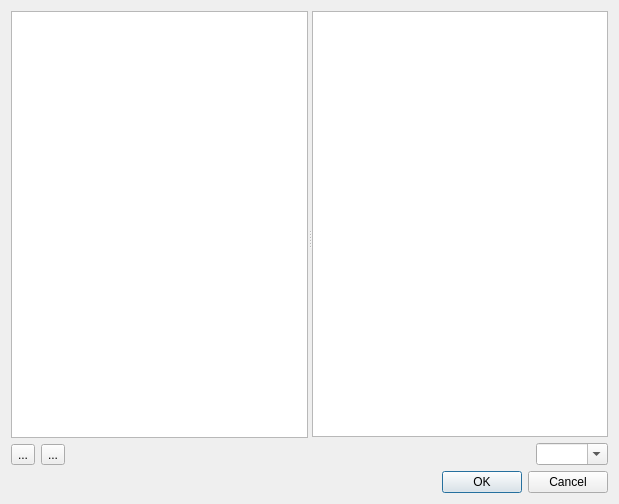
Qt form src/tiled/pathgeneratortilesdialog.ui (timbaker/tiled) before a commit.
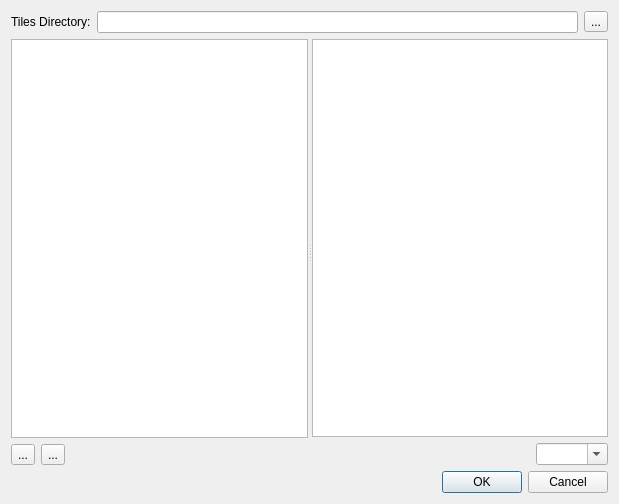
The same form after that commit. Icons and pictures are not drawn. Custom widgets are drawn as their Qt base class.

```diff
--- a/src/tiled/pathgeneratortilesdialog.ui
+++ b/src/tiled/pathgeneratortilesdialog.ui
@@ -14,15 +14,21 @@
    <string>Choose Generator Tile</string>
   </property>
   <layout class="QGridLayout" name="gridLayout">
-   <item row="0" column="0">
+   <item row="1" column="0">
     <widget class="QSplitter" name="splitter">
+     <property name="sizePolicy">
+      <sizepolicy hsizetype="Expanding" vsizetype="Expanding">
+       <horstretch>0</horstretch>
+       <verstretch>0</verstretch>
+      </sizepolicy>
+     </property>
      <property name="orientation">
       <enum>Qt::Horizontal</enum>
      </property>
      <property name="childrenCollapsible">
       <bool>false</bool>
      </property>
-     <widget class="QWidget" name="">
+     <widget class="QWidget" name="layoutWidget">
       <layout class="QVBoxLayout" name="verticalLayout">
        <item>
         <widget class="QListWidget" name="tilesets"/>
@@ -68,7 +74,7 @@
        </item>
       </layout>
      </widget>
-     <widget class="QWidget" name="">
+     <widget class="QWidget" name="layoutWidget">
       <layout class="QVBoxLayout" name="verticalLayout_2">
        <item>
         <widget class="Tiled::Internal::MixedTilesetView" name="tiles"/>
@@ -101,7 +107,7 @@
      </widget>
     </widget>
    </item>
-   <item row="1" column="0">
+   <item row="2" column="0">
     <widget class="QDialogButtonBox" name="buttonBox">
      <property name="orientation">
       <enum>Qt::Horizontal</enum>
@@ -111,6 +117,31 @@
      </property>
     </widget>
    </item>
+   <item row="0" column="0">
+    <layout class="QHBoxLayout" name="horizontalLayout_3">
+     <item>
+      <widget class="QLabel" name="label">
+       <property name="text">
+        <string>Tiles Directory:</string>
+       </property>
+      </widget>
+     </item>
+     <item>
+      <widget class="QLineEdit" name="directory">
+       <property name="readOnly">
+        <bool>true</bool>
+       </property>
+      </widget>
+     </item>
+     <item>
+      <widget class="QToolButton" name="chooseDirectory">
+       <property name="text">
+        <string>...</string>
+       </property>
+      </widget>
+     </item>
+    </layout>
+   </item>
   </layout>
  </widget>
  <customwidgets>
```
